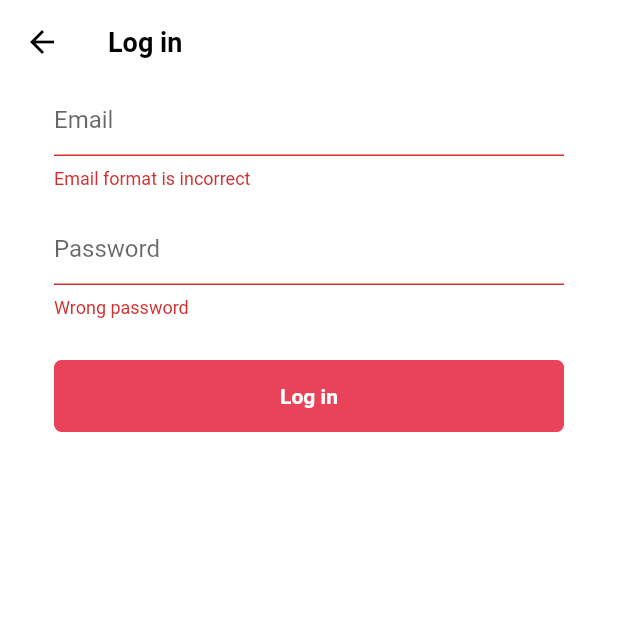
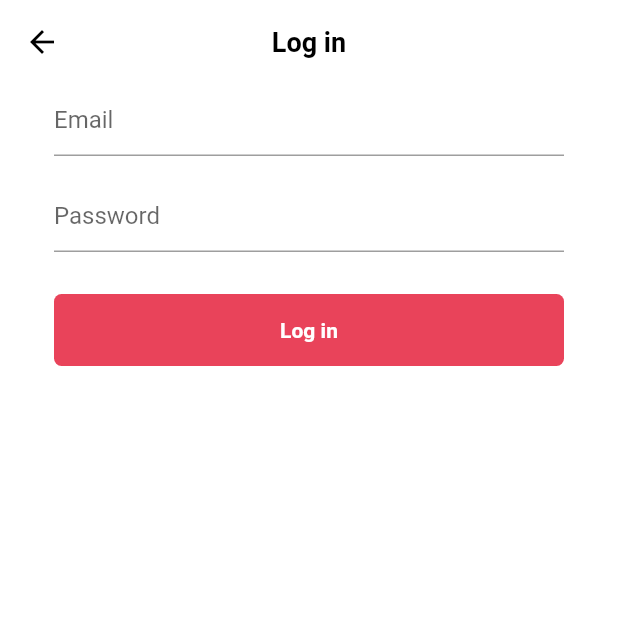
Before and after one commit to PKyes44/TikTokClone_Nomad, a Flutter app: the LoginFormScreen screen opened directly, after a tap on "Log in", on a phone screen of 412 x 824 dp, the top half of it. Run offline on Flutter 3.47's test engine with Material 2 defaults, Android fonts, the phone set to English and light mode, and no system bars; our stand-ins replace font_awesome_flutter.

Commit message:
20231010-02

```diff
--- a/lib/features/authentication/login_form_screen.dart
+++ b/lib/features/authentication/login_form_screen.dart
@@ -12,15 +12,28 @@ class LoginFormScreen extends StatefulWidget {
 class _LoginFormScreenState extends State<LoginFormScreen> {
   GlobalKey<FormState> formKey = GlobalKey<FormState>();
 
+  Map<String, String> memberData = {};
+
   void onSubmitTap() {
-    formKey.currentState?.validate();
+    if (formKey.currentState != null) {
+      if (formKey.currentState!.validate()) {
+        formKey.currentState!.save();
+      }
+    }
+  }
+
+  void onScaffoldTap() {
+    FocusScope.of(context).unfocus();
   }
 
   @override
   Widget build(BuildContext context) {
-    return Scaffold(
+    return GestureDetector(
+      onTap: onScaffoldTap,
+      child: Scaffold(
         appBar: AppBar(
           title: const Text("Log in"),
+          centerTitle: true,
         ),
         body: Padding(
           padding: const EdgeInsets.symmetric(
@@ -31,20 +44,32 @@ class _LoginFormScreenState extends State<LoginFormScreen> {
             child: Column(
               children: [
                 TextFormField(
+                  onSaved: (newValue) {
+                    if (newValue != null) {
+                      memberData['email'] = newValue;
+                    }
+                  },
                   decoration: const InputDecoration(
                     hintText: "Email",
                   ),
                   validator: (value) {
-                  return "Email format is incorrect";
+                    // return "Email format is incorrect";
+                    return null;
                   },
                 ),
                 Gaps.v16,
                 TextFormField(
+                  onSaved: (newValue) {
+                    if (newValue != null) {
+                      memberData['password'] = newValue;
+                    }
+                  },
                   decoration: const InputDecoration(
                     hintText: "Password",
                   ),
                   validator: (value) {
-                  return "Wrong password";
+                    // return "Wrong password";
+                    return null;
                   },
                 ),
                 Gaps.v28,
@@ -59,6 +84,7 @@ class _LoginFormScreenState extends State<LoginFormScreen> {
             ),
           ),
         ),
+      ),
     );
   }
 }
```
Lines whose indentation alone changed are shown as unchanged.
